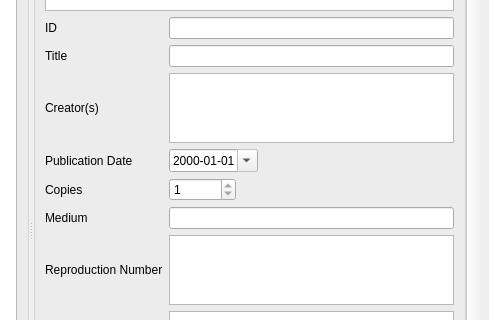
textbrowser/biblioteq, file UI/photographinfo.ui: the form before one commit; both pictures show x 641 to 1130 and y 227 to 547 of the 1130 by 925 pixel window.
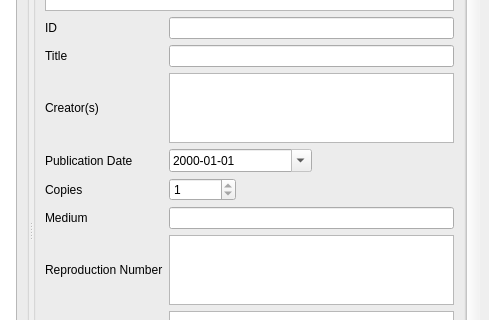
The form after the commit. Icons and pictures are not drawn. Custom widgets are drawn as their Qt base class.

```diff
--- a/UI/photographinfo.ui
+++ b/UI/photographinfo.ui
@@ -32,8 +32,8 @@
         <rect>
          <x>0</x>
          <y>0</y>
-         <width>1097</width>
-         <height>981</height>
+         <width>1098</width>
+         <height>977</height>
         </rect>
        </property>
        <layout class="QVBoxLayout" name="verticalLayout_2">
@@ -285,6 +285,12 @@
                <layout class="QHBoxLayout" name="_3">
                 <item>
                  <widget class="QDateEdit" name="publication_date">
+                  <property name="sizePolicy">
+                   <sizepolicy hsizetype="Expanding" vsizetype="Fixed">
+                    <horstretch>0</horstretch>
+                    <verstretch>0</verstretch>
+                   </sizepolicy>
+                  </property>
                   <property name="readOnly">
                    <bool>true</bool>
                   </property>
```
Left out of the diff: 12 changed lines with no effect on the pictures.
